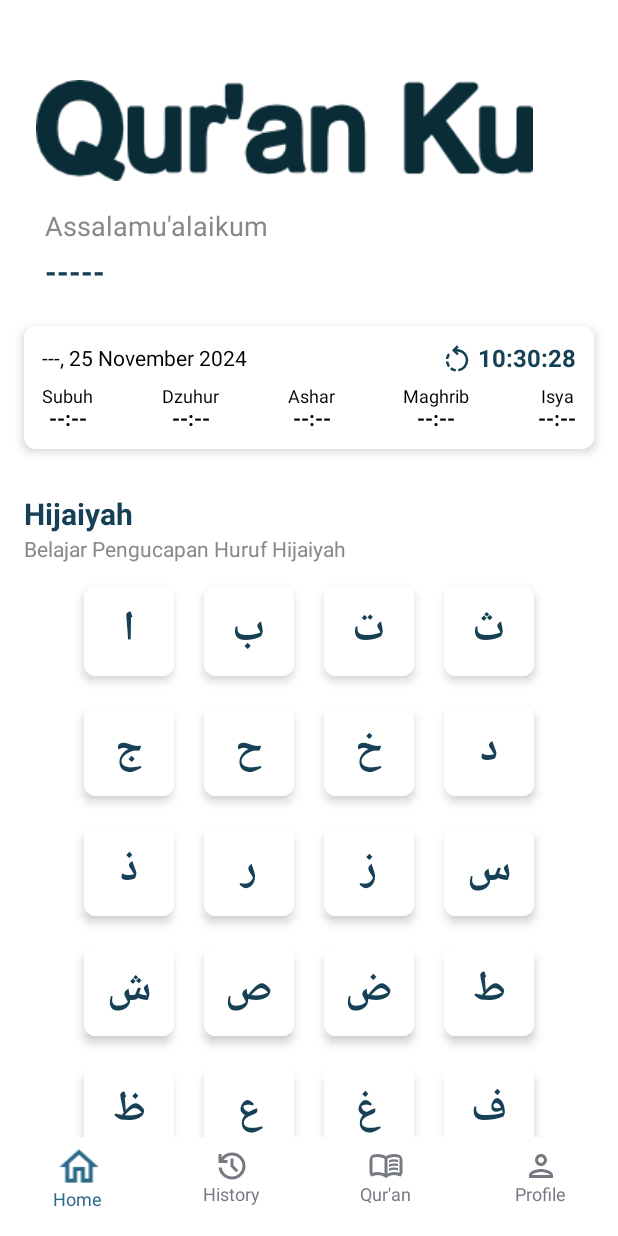
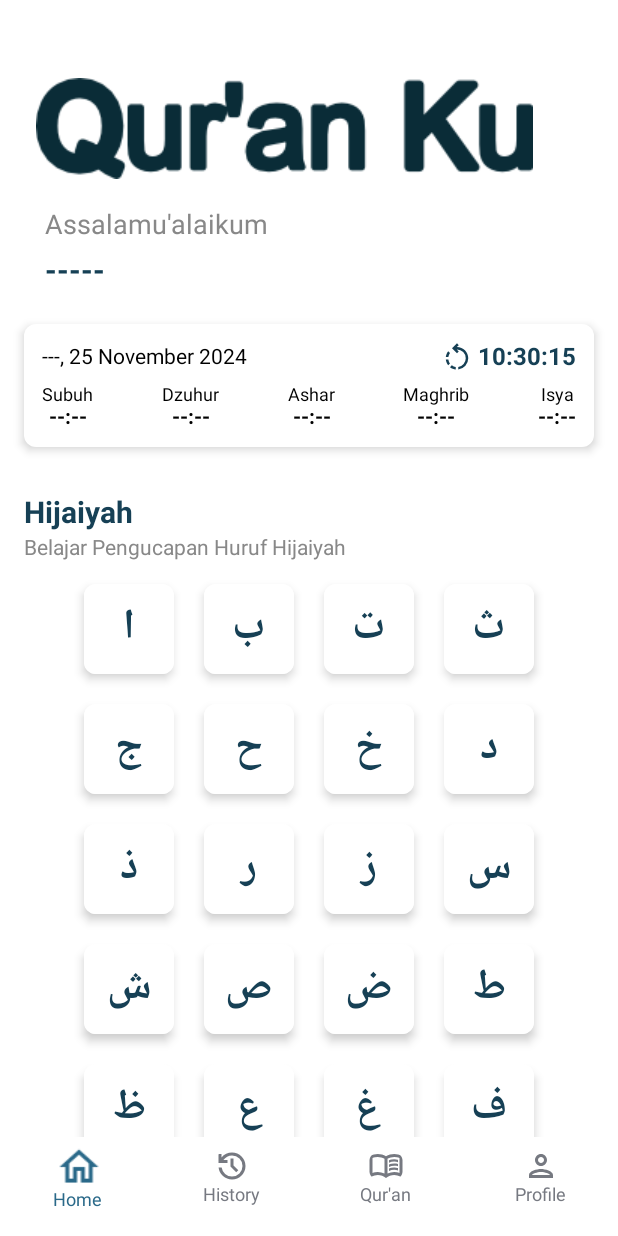
Before and after one commit to Reinjin/Quranku_app, an Android app built with Jetpack Compose: the MainScreen screen opened through its navigation route, on a phone screen of 412 x 824 dp. Run offline under Robolectric (Android 15) with nearby library versions, the phone set to English and light mode, and no system bars; our stand-ins replace Dagger/Hilt's generated code; 2 statements that could not run were skipped.

Commit message:
fix bug top padding and buttom padding on MainScreen.kt

```diff
--- a/app/src/main/java/com/quranku/quranku_app/ui/screens/HomeScreen.kt
+++ b/app/src/main/java/com/quranku/quranku_app/ui/screens/HomeScreen.kt
@@ -166,7 +166,7 @@ fun HomeScreen(
                     painter = painterResource(id = R.drawable.nama_logo),
                     contentDescription = "Logo",
                     modifier = Modifier
-                        .padding(bottom = 20.dp, top = 24.dp, start = 8.dp)
+                        .padding(bottom = 20.dp, top = 28.dp, start = 8.dp)
                 )
                 Text(
                     text = "   Assalamu'alaikum",
--- a/app/src/main/java/com/quranku/quranku_app/ui/screens/MainScreen.kt
+++ b/app/src/main/java/com/quranku/quranku_app/ui/screens/MainScreen.kt
@@ -78,7 +78,7 @@ fun MainScreen(
                     .consumeWindowInsets(innerPadding)
                     .fillMaxSize()
                     .padding(
-                        top = 29.dp,
+                        top = 24.dp,
                         bottom = if (navigationMode) 80.dp else 50.dp,
                     )
             ) {
--- a/app/src/main/java/com/quranku/quranku_app/ui/viewmodel/MainViewModel.kt
+++ b/app/src/main/java/com/quranku/quranku_app/ui/viewmodel/MainViewModel.kt
@@ -21,7 +21,7 @@ class MainViewModel @Inject constructor() : ViewModel() {
         if (context is Activity) {
             val windowInsets = ViewCompat.getRootWindowInsets(context.window.decorView)
             val height = windowInsets?.getInsets(WindowInsetsCompat.Type.navigationBars())?.bottom ?: 130
-            _navigationMode.value = (height == 130)
+            _navigationMode.value = (height > 70)
         }
     }
 }
```
